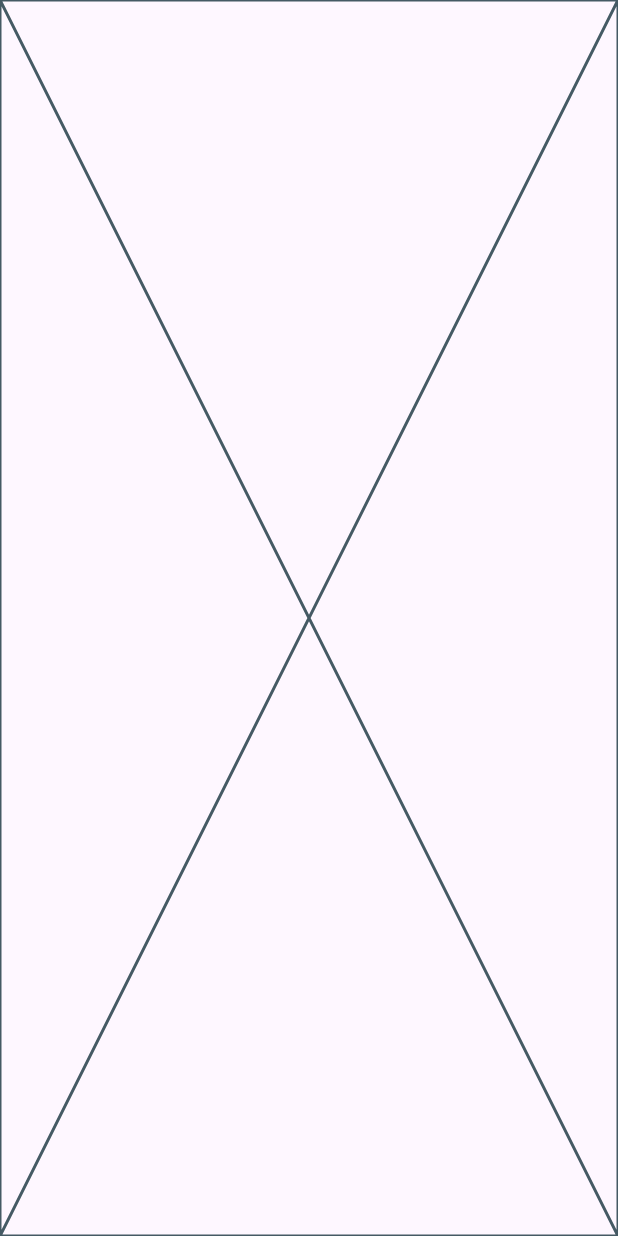
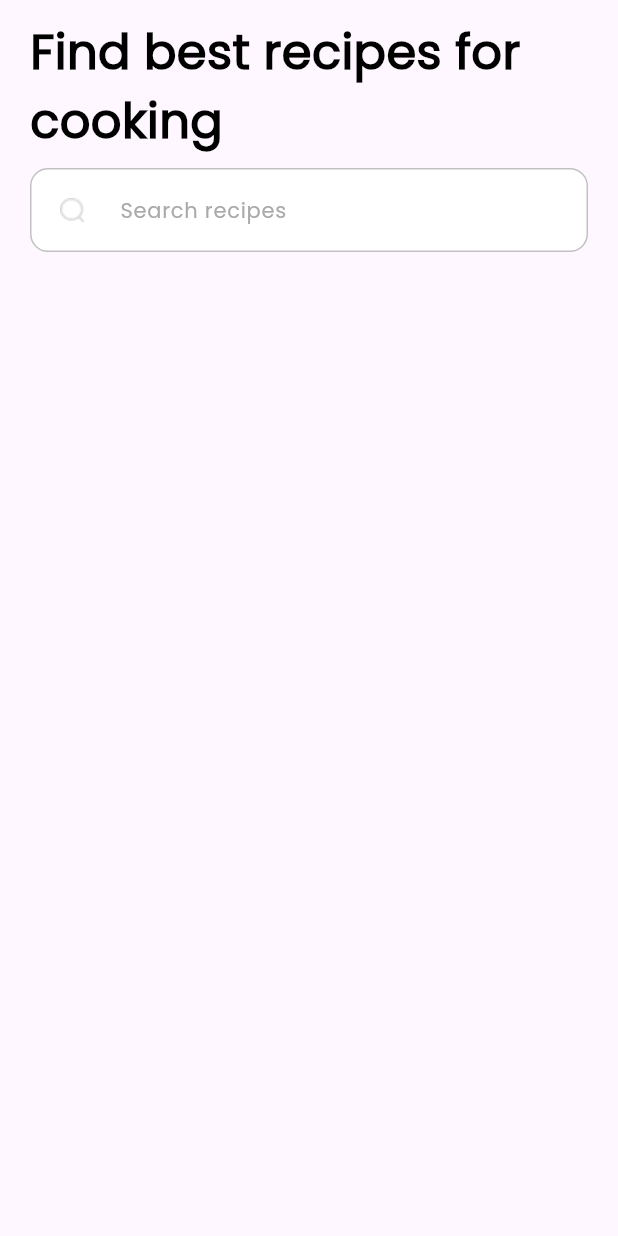
Before and after one commit to AmmarZeineh/recipe_app, a Flutter app: the HomeView screen opened by its route, on a phone screen of 412 x 824 dp. Run offline on Flutter 3.47's test engine with Material 3 defaults, Android fonts, the phone set to English and light mode, and no system bars; our stand-ins replace go_router.

Commit message:
create custom text field

```diff
--- a/lib/core/utils/app_images.dart
+++ b/lib/core/utils/app_images.dart
@@ -5,4 +5,8 @@ class Assets {
   /// Assets for coreAssetsImagesAppStarting
   /// lib/core/assets/images/app_starting.png
   static const String coreAssetsImagesAppStarting = "lib/core/assets/images/app_starting.png";
+
+  /// Assets for coreAssetsImagesSearchIcon
+  /// lib/core/assets/images/search_icon.png
+  static const String coreAssetsImagesSearchIcon = "lib/core/assets/images/search_icon.png";
 }
--- a/lib/core/utils/widgets/custom_button.dart
+++ b/lib/core/utils/widgets/custom_button.dart
@@ -3,12 +3,15 @@ import 'package:recipe_app/core/utils/app_colors.dart';
 import 'package:recipe_app/core/utils/app_fonts.dart';
 
 class CustomButton extends StatelessWidget {
-  const CustomButton({super.key});
+  const CustomButton({super.key, required this.title, required this.onPressed});
+
+  final String title;
+  final void Function() onPressed;
 
   @override
   Widget build(BuildContext context) {
     return ElevatedButton(
-      onPressed: () {},
+      onPressed: onPressed,
       style: ElevatedButton.styleFrom(
         shape: RoundedRectangleBorder(
           borderRadius: BorderRadius.circular(14),
@@ -19,7 +22,7 @@ class CustomButton extends StatelessWidget {
       child: Padding(
         padding: const EdgeInsets.all(16.0),
         child: Text(
-          'Start Cooking',
+          title,
           style: AppFonts.styleBold16(context)
               .copyWith(color: Colors.white, fontWeight: FontWeight.w600),
         ),
--- /dev/null
+++ b/lib/features/home/presentation/views/widgets/custom_text_field.dart
@@ -0,0 +1,37 @@
+import 'package:flutter/material.dart';
+import 'package:recipe_app/core/utils/app_colors.dart';
+import 'package:recipe_app/core/utils/app_fonts.dart';
+import 'package:recipe_app/core/utils/app_images.dart';
+
+class CustomTextField extends StatelessWidget {
+  const CustomTextField({super.key});
+
+  @override
+  Widget build(BuildContext context) {
+    return TextField(
+      decoration: InputDecoration(
+          prefixIcon: Padding(
+              padding: const EdgeInsets.symmetric(horizontal: 4),
+              child: Image.asset(Assets.coreAssetsImagesSearchIcon)),
+          hintText: 'Search recipes',
+          hintStyle: AppFonts.styleBold14(context).copyWith(
+            fontWeight: FontWeight.w400,
+            color: const Color(0xFFAAAAAA),
+          ),
+          fillColor: Colors.white,
+          filled: true,
+          border: buildBorder(),
+          enabledBorder: buildBorder(),
+          focusedBorder: buildBorder()),
+    );
+  }
+
+  OutlineInputBorder buildBorder() {
+    return OutlineInputBorder(
+      borderRadius: BorderRadius.circular(12),
+      borderSide: BorderSide(
+        color: AppColors.neutral.neutral30,
+      ),
+    );
+  }
+}
--- a/lib/features/home/presentation/views/widgets/home_view_body.dart
+++ b/lib/features/home/presentation/views/widgets/home_view_body.dart
@@ -1,10 +1,31 @@
 import 'package:flutter/material.dart';
+import 'package:recipe_app/core/utils/app_fonts.dart';
+import 'package:recipe_app/features/home/presentation/views/widgets/custom_text_field.dart';
 
 class HomeViewBody extends StatelessWidget {
   const HomeViewBody({super.key});
 
   @override
   Widget build(BuildContext context) {
-    return const Placeholder();
+    return SafeArea(
+      child: Padding(
+        padding: const EdgeInsets.symmetric(horizontal: 20),
+        child: Column(
+          crossAxisAlignment: CrossAxisAlignment.center,
+          children: [
+            const SizedBox(
+              height: 12,
+            ),
+            Text(
+              'Find best recipes for cooking',
+              style: AppFonts.styleBold32(context)
+                  .copyWith(fontWeight: FontWeight.w600),
+            ),
+            const SizedBox(height: 8),
+            const CustomTextField()
+          ],
+        ),
+      ),
+    );
   }
 }
--- a/lib/features/splash/presentation/views/widgets/splash_view_body.dart
+++ b/lib/features/splash/presentation/views/widgets/splash_view_body.dart
@@ -1,7 +1,9 @@
 import 'package:flutter/material.dart';
+import 'package:go_router/go_router.dart';
 import 'package:recipe_app/core/utils/app_colors.dart';
 import 'package:recipe_app/core/utils/app_fonts.dart';
 import 'package:recipe_app/core/utils/app_images.dart';
+import 'package:recipe_app/core/utils/app_router.dart';
 import 'package:recipe_app/core/utils/widgets/custom_button.dart';
 import 'package:recipe_app/features/splash/presentation/views/widgets/splash_view_header.dart';
 
@@ -14,7 +16,6 @@ class SplashViewBody extends StatelessWidget {
         body: SafeArea(
       child: Stack(
         children: [
-          Container(),
           Image.asset(
             fit: BoxFit.fill,
             Assets.coreAssetsImagesAppStarting,
@@ -53,7 +54,12 @@ class SplashViewBody extends StatelessWidget {
                 const SizedBox(
                   height: 40,
                 ),
-                const CustomButton(),
+                CustomButton(
+                  onPressed: () {
+                    context.pushReplacement(AppRouter.kHomeView);
+                  },
+                  title: 'Start cooking',
+                ),
                 const SizedBox(
                   height: 65,
                 ),
--- a/lib/main.dart
+++ b/lib/main.dart
@@ -12,6 +12,7 @@ class RecipeApp extends StatelessWidget {
   @override
   Widget build(BuildContext context) {
     return MaterialApp.router(
+
       debugShowCheckedModeBanner: false,
       routerConfig: AppRouter.router,
     );
```
Also changed, not shown: lib/core/assets/images/search_icon.png (added).
